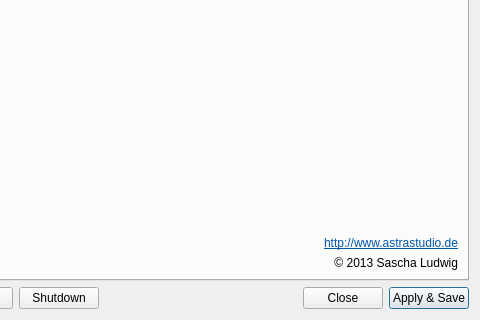
The window that settings.ui (saschaludwig/OnAirScreen) describes before a commit, drawn with Qt 5; both pictures show x 164 to 644 and y 324 to 644 of the 644 by 644 pixel window.
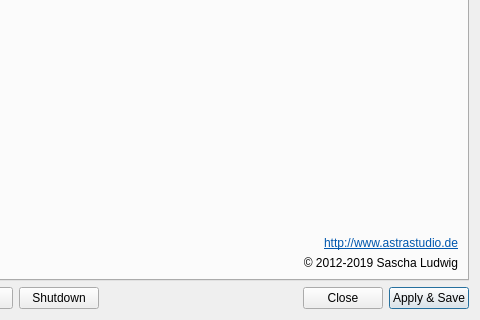
The same window after the commit. The open tabs and pages were chosen to show the change. Icons and pictures are not drawn.

Commit message: snall changes in ui, port cast to int

The edit to the form file:
```diff
--- a/settings.ui
+++ b/settings.ui
@@ -1633,7 +1633,7 @@
            <item>
             <widget class="QLabel" name="label_7">
              <property name="text">
-              <string>© 2013 Sascha Ludwig</string>
+              <string>© 2012-2019 Sascha Ludwig</string>
              </property>
              <property name="alignment">
               <set>Qt::AlignRight|Qt::AlignTrailing|Qt::AlignVCenter</set>
```
Left out of the diff: 2 changed lines with no effect on the pictures. The commit also changes 1 other file.
